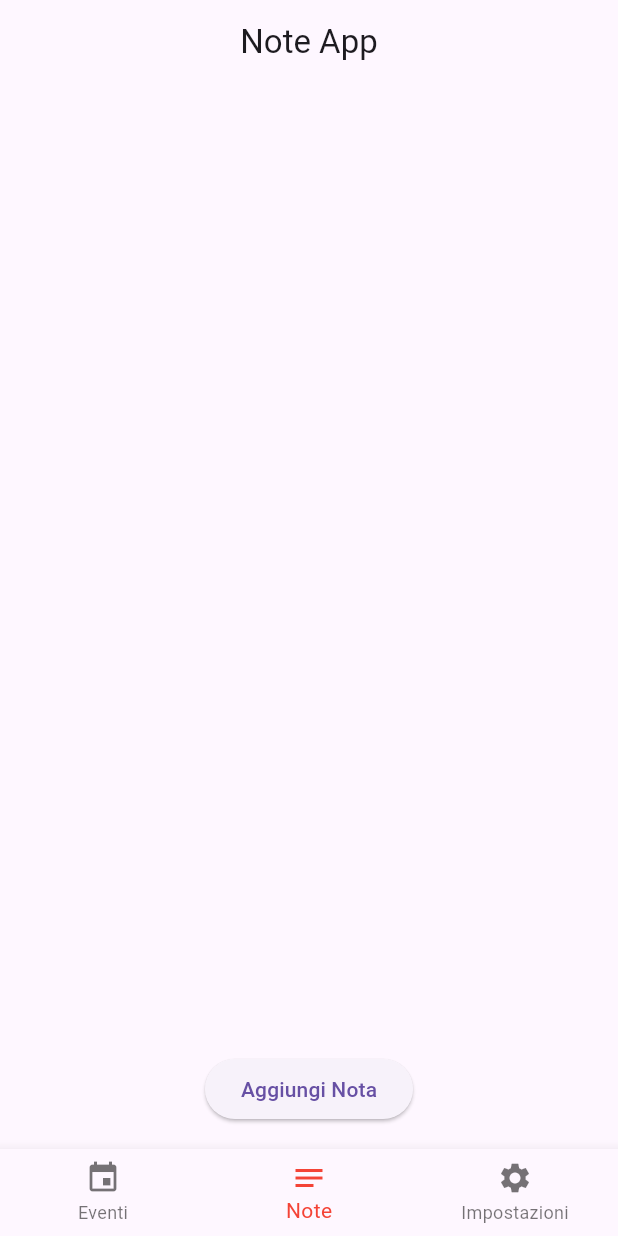
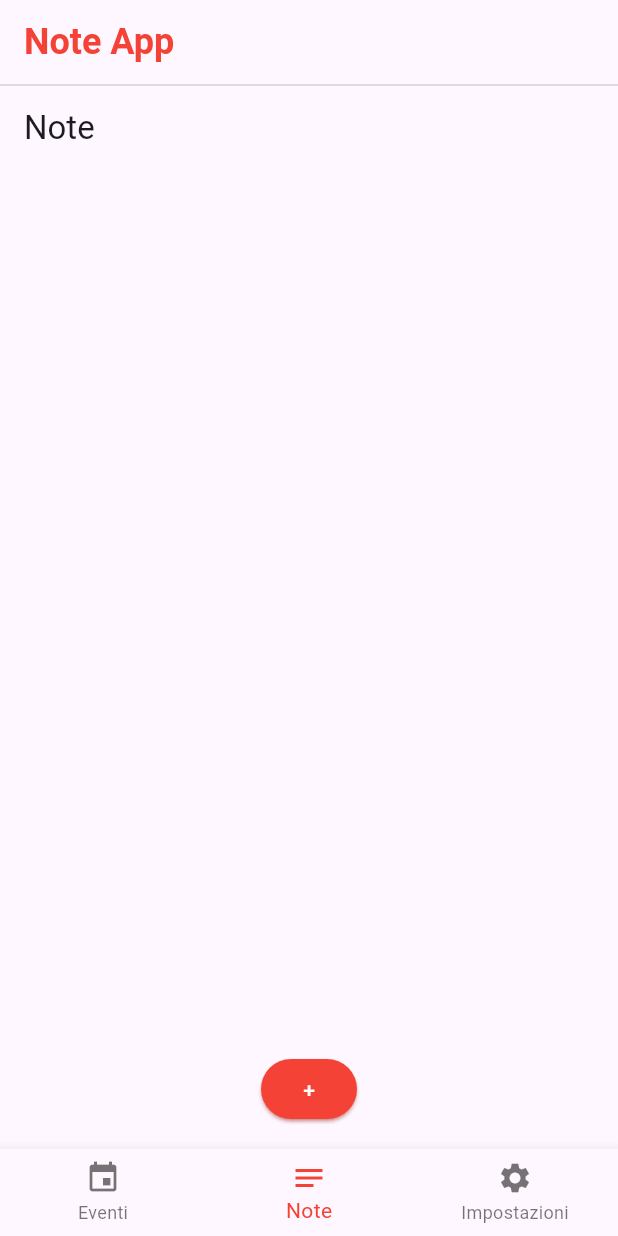
Before and after one commit to SimonGitto/appmobile, a Flutter app: the screen it shows after launch, item 2 of the bottom bar chosen, on a phone screen of 412 x 824 dp. Run offline on Flutter 3.47's test engine with Material 3 defaults, Android fonts, the light colour scheme and no system bars.

Commit message:
Stuttura app4

```diff
--- /dev/null
+++ b/lib/line.dart
@@ -0,0 +1,26 @@
+import 'package:flutter/material.dart';
+
+class TopLine extends StatelessWidget {
+  final Widget child;
+
+
+  TopLine({
+    required this.child,
+
+  });
+
+  @override
+  Widget build(BuildContext context) {
+    return Column(
+      children: [
+        Container(
+          height: 1.5,
+          color: Colors.black12,
+        ),
+        Expanded(
+          child: child,
+        ),
+      ],
+    );
+  }
+}
--- a/lib/main.dart
+++ b/lib/main.dart
@@ -3,7 +3,9 @@
 import 'note.dart';
 import 'eventi.dart';
 import 'impostazioni.dart';
-
+import 'line.dart';
+import 'aggiuntaNota.dart';
+import 'scritturaNota.dart';
 
 void main() {
   runApp(NoteApp());
@@ -15,7 +17,7 @@
     return MaterialApp(
       title: 'App',
       theme: ThemeData(
-        primarySwatch: Colors.purple,
+        primarySwatch: Colors.red,
       ),
       home: HomePage(),
     );
@@ -29,13 +31,16 @@
 
 class _HomePageState extends State<HomePage> {
   int _selectedIndex = 0;
-   List<String> _listaNote = [];
+  List<Map<String, String>> _listaNote = [];
 
-   List<Widget> _widgetOptions(List<String> listaNote) =>  <Widget>[
-    PaginaEventi(),
-    PaginaNote(listaNote : _listaNote,onAddNotePressed: _addNote),
-    PaginaImpostazioni(),
+   List<Widget> _widgetOptions() {
+     return <Widget>[
+       TopLine(child: PaginaEventi()),
+       TopLine(child: PaginaNote(
+           listaNote: _listaNote, onAddNotePressed: _addNote)),
+       TopLine(child: PaginaImpostazioni()),
      ];
+   }
 
      void _onItemTapped(int index) {
        setState(() {
@@ -44,52 +49,40 @@
      }
 
      void _addNote() async {
-    String? newNote = await showDialog(
-      context: context,
-      builder: (BuildContext context) {
-        TextEditingController _textFieldController = TextEditingController();
-
-        return AlertDialog(
-          title: Text('Aggiungi Nota'),
-          content: TextField(
-            controller: _textFieldController,
-            decoration: InputDecoration(hintText: "Inserisci la tua nota"),
-          ),
-          actions: <Widget>[
-            TextButton(
-              child: Text('Annulla'),
-              onPressed: () {
-                Navigator.of(context).pop();
-              },
-            ),
-            TextButton(
-              child: Text('Aggiungi'),
-              onPressed: () {
-                Navigator.of(context).pop(_textFieldController.text);
-              },
-            ),
-          ],
-        );
-      },
+       String? noteTitle = await Navigator.of(context).push(
+         MaterialPageRoute(builder: (context) => AddNoteTitlePage()),
        );
 
-    if (newNote != null && newNote.isNotEmpty) {
+       if (noteTitle != null && noteTitle.isNotEmpty) {
+         Map<String, String>? noteContent = await Navigator.of(context).push(
+           MaterialPageRoute(builder: (context) => AddNoteContentPage(title: noteTitle)),
+         );
+
+         if (noteContent != null && noteContent['content']!.isNotEmpty) {
            setState(() {
-        _listaNote.add(newNote);
+             _listaNote.add({
+               'title': noteTitle,
+               'content': noteContent['content']!,
+             });
            });
          }
        }
-
-
+     }
 
      @override
      Widget build(BuildContext context) {
        return Scaffold(
          appBar: AppBar(
-        title:const Center(child: Text('Note App')),
+           title:Text(
+               'Note App',
+               style:TextStyle(
+                 color:Colors.red,
+                 fontWeight: FontWeight.bold,
+                 fontSize: 24,
+               )),
          ),
          body: Center(
-        child: _widgetOptions(_listaNote).elementAt(_selectedIndex),
+           child: _widgetOptions().elementAt(_selectedIndex),
          ),
          bottomNavigationBar: BottomNavigationBar(
            items: const <BottomNavigationBarItem>[
--- a/lib/note.dart
+++ b/lib/note.dart
@@ -1,19 +1,20 @@
 import 'package:flutter/material.dart';
 
 class PaginaNote extends StatelessWidget {
-  final List<String> listaNote;
-  final Function() onAddNotePressed; // Callback per gestire il click del pulsante
+  final List<Map<String, String>> listaNote;
+  final Function() onAddNotePressed;// Callback per gestire il click del pulsante
 
   PaginaNote({
     required this.listaNote,
     required this.onAddNotePressed,
+
   });
 
   @override
   Widget build(BuildContext context) {
     return Scaffold(
       appBar: AppBar(
-
+        title: Text('Note'),
       ),
       body: Column(
         children: [
@@ -22,7 +23,8 @@ class PaginaNote extends StatelessWidget {
               itemCount: listaNote.length,
               itemBuilder: (context, index) {
                 return ListTile(
-                  title: Text(listaNote[index]),
+                  title: Text(listaNote[index]['title']!),
+                  subtitle: Text(listaNote[index]['content']!),
                 );
               },
             ),
@@ -31,11 +33,18 @@ class PaginaNote extends StatelessWidget {
             padding: const EdgeInsets.all(16.0),
             child: ElevatedButton(
               onPressed: onAddNotePressed,
-              child: Text('Aggiungi Nota'),
+              style: ButtonStyle(
+                foregroundColor: WidgetStateProperty.all<Color>(Colors.white),
+                backgroundColor: WidgetStateProperty.all<Color>(Colors.red),
+                shadowColor: WidgetStateProperty.all<Color>(Colors.red),
+              ),
+              child: Text('+'),
             ),
           ),
         ],
       ),
     );
   }
+
+
 }
--- a/pubspec.yaml
+++ b/pubspec.yaml
@@ -31,10 +31,10 @@ dependencies:
   flutter:
     sdk: flutter
 
-
   # The following adds the Cupertino Icons font to your application.
   # Use with the CupertinoIcons class for iOS style icons.
   cupertino_icons: ^1.0.6
+
 
 dev_dependencies:
   flutter_test:
@@ -45,7 +45,7 @@ dev_dependencies:
   # activated in the `analysis_options.yaml` file located at the root of your
   # package. See that file for information about deactivating specific lint
   # rules and activating additional ones.
-  flutter_lints: ^3.0.0
+  flutter_lints: ^4.0.0
 
 # For information on the generic Dart part of this file, see the
 # following page: https://dart.dev/tools/pub/pubspec
```
Also changed, not shown: lib/aggiuntaNota.dart (added, +37 -0 lines), lib/scritturaNota.dart (added, +45 -0 lines), pubspec.lock. Lines whose indentation alone changed are shown as unchanged.
